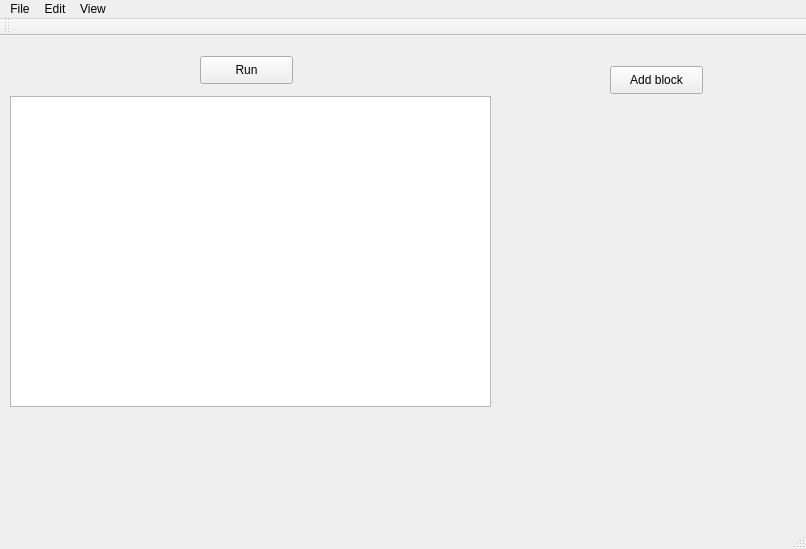
The window that mainwindow.ui (roymiles/machine-learning-gui) describes before a commit, drawn with Qt 5.
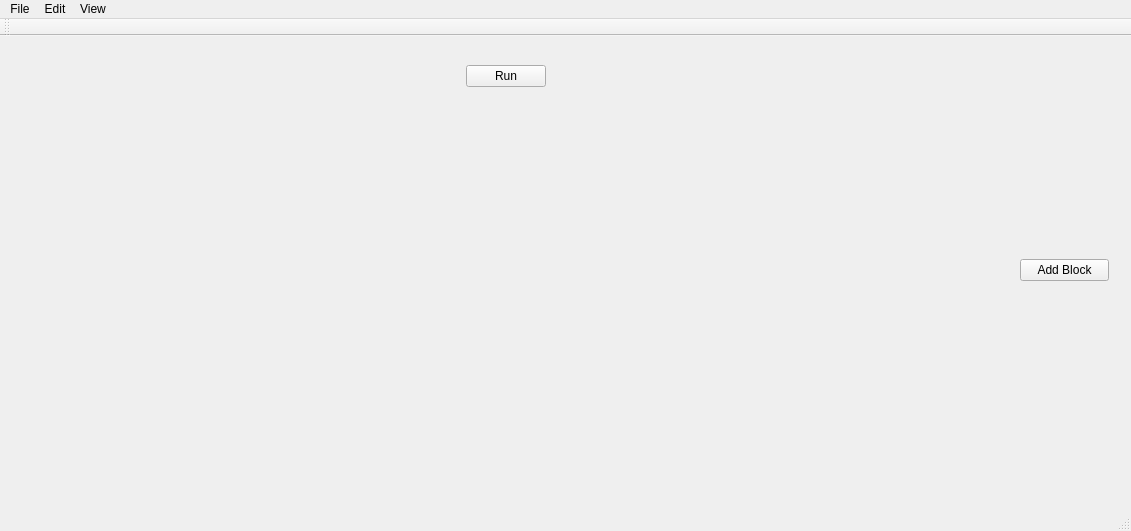
The same window after the commit.

Commit message: Adding and moving around blocks using QPainter

The edit to the form file:
```diff
--- a/mainwindow.ui
+++ b/mainwindow.ui
@@ -6,49 +6,88 @@
    <rect>
     <x>0</x>
     <y>0</y>
-    <width>806</width>
-    <height>549</height>
+    <width>1131</width>
+    <height>531</height>
    </rect>
   </property>
   <property name="windowTitle">
    <string>MainWindow</string>
   </property>
   <widget class="QWidget" name="centralWidget">
-   <widget class="QPushButton" name="addBlock">
+   <widget class="QWidget" name="gridLayoutWidget">
     <property name="geometry">
      <rect>
-      <x>610</x>
-      <y>30</y>
-      <width>93</width>
-      <height>28</height>
+      <x>9</x>
+      <y>79</y>
+      <width>991</width>
+      <height>381</height>
      </rect>
     </property>
-    <property name="text">
-     <string>Add block</string>
+    <layout class="QGridLayout" name="gridLayout"/>
+   </widget>
+   <widget class="QWidget" name="verticalLayoutWidget">
+    <property name="geometry">
+     <rect>
+      <x>1009</x>
+      <y>9</y>
+      <width>111</width>
+      <height>451</height>
+     </rect>
     </property>
+    <layout class="QVBoxLayout" name="verticalLayout">
+     <item>
+      <widget class="QPushButton" name="addBlock">
+       <property name="text">
+        <string>Add Block</string>
+       </property>
+      </widget>
+     </item>
+    </layout>
    </widget>
-   <widget class="QGraphicsView" name="graphicsView">
+   <widget class="QWidget" name="horizontalLayoutWidget">
     <property name="geometry">
      <rect>
       <x>10</x>
-      <y>60</y>
-      <width>481</width>
-      <height>311</height>
+      <y>10</y>
+      <width>991</width>
+      <height>61</height>
      </rect>
     </property>
-   </widget>
-   <widget class="QPushButton" name="pushButton">
-    <property name="geometry">
-     <rect>
-      <x>200</x>
-      <y>20</y>
-      <width>93</width>
-      <height>28</height>
-     </rect>
-    </property>
-    <property name="text">
-     <string>Run</string>
-    </property>
+    <layout class="QHBoxLayout" name="horizontalLayout">
+     <item>
+      <spacer name="horizontalSpacer">
+       <property name="orientation">
+        <enum>Qt::Horizontal</enum>
+       </property>
+       <property name="sizeHint" stdset="0">
+        <size>
+         <width>40</width>
+         <height>20</height>
+        </size>
+       </property>
+      </spacer>
+     </item>
+     <item>
+      <widget class="QPushButton" name="pushButton">
+       <property name="text">
+        <string>Run</string>
+       </property>
+      </widget>
+     </item>
+     <item>
+      <spacer name="horizontalSpacer_2">
+       <property name="orientation">
+        <enum>Qt::Horizontal</enum>
+       </property>
+       <property name="sizeHint" stdset="0">
+        <size>
+         <width>40</width>
+         <height>20</height>
+        </size>
+       </property>
+      </spacer>
+     </item>
+    </layout>
    </widget>
   </widget>
   <widget class="QMenuBar" name="menuBar">
@@ -56,7 +95,7 @@
     <rect>
      <x>0</x>
      <y>0</y>
-     <width>806</width>
+     <width>1131</width>
      <height>26</height>
     </rect>
    </property>
```
The commit also changes 19 other files.
